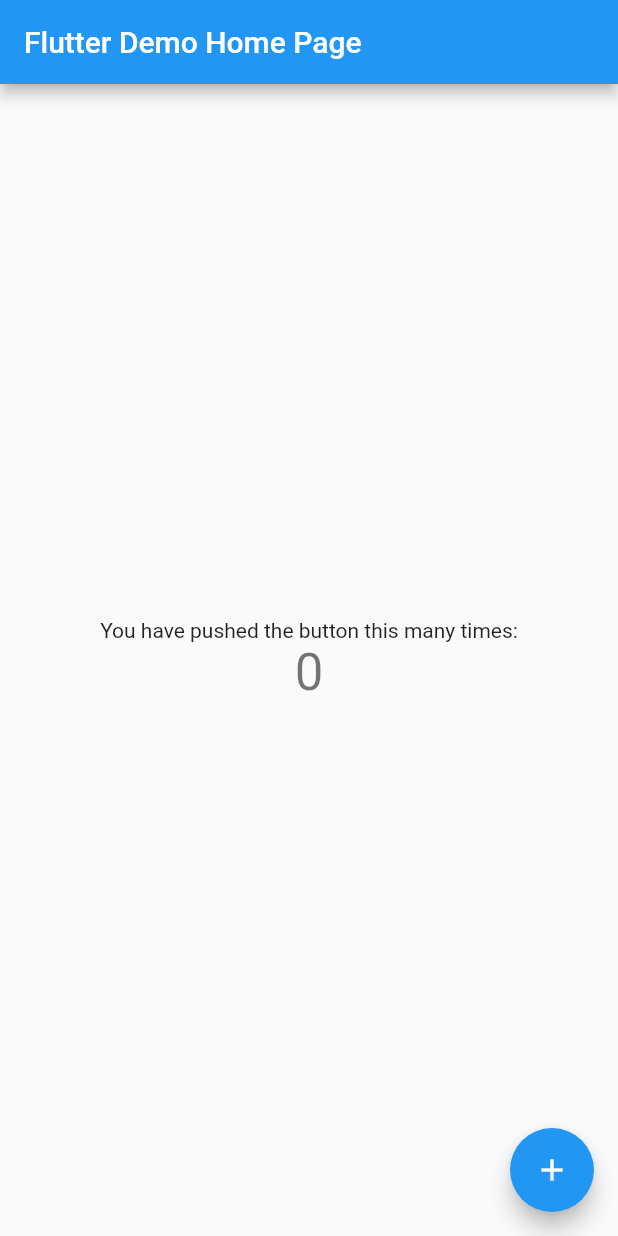
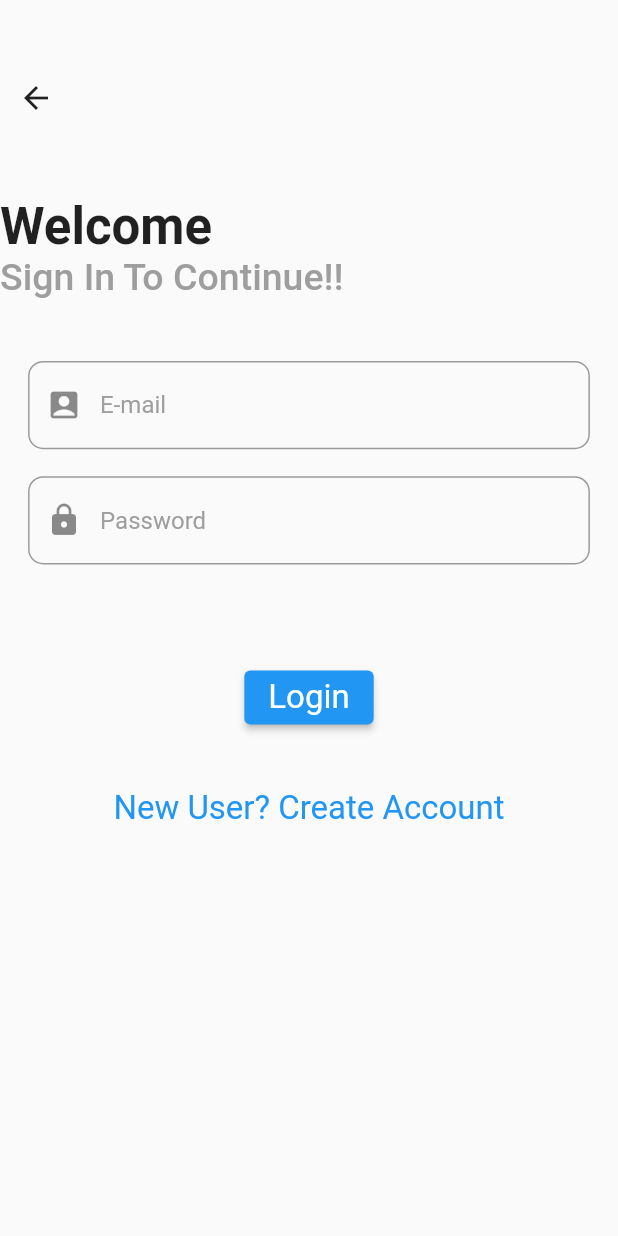
Before and after one commit to Chaitanya21-bit/flutter_chat_app, a Flutter app: the screen it shows after launch, on a phone screen of 412 x 824 dp. Run offline on Flutter 3.47's test engine with Material 2 defaults, Android fonts, the phone set to English and light mode, and no system bars; our stand-ins replace firebase_core, firebase_database; accounts and stored records are empty.

Commit message:
UI of login and signup

```diff
--- a/lib/main.dart
+++ b/lib/main.dart
@@ -1,6 +1,7 @@
 import 'package:firebase_core/firebase_core.dart';
 import 'package:flutter/material.dart';
 import 'package:firebase_database/firebase_database.dart';
+import 'package:flutter_chat_app/screens/login_screen.dart';
 import 'firebase_options.dart';
 
 Future<void> main() async {
@@ -9,114 +10,14 @@ Future<void> main() async {
 
   runApp(const MyApp());
 }
+class MyApp extends StatelessWidget {
+  const MyApp({Key? key}) : super(key: key);
 
-
-class MyApp extends StatelessWidget {
-  const MyApp({super.key});
-
-  // This widget is the root of your application.
   @override
   Widget build(BuildContext context) {
-    return MaterialApp(
-      title: 'Flutter Demo',
-      theme: ThemeData(
-        // This is the theme of your application.
-        //
-        // Try running your application with "flutter run". You'll see the
-        // application has a blue toolbar. Then, without quitting the app, try
-        // changing the primarySwatch below to Colors.green and then invoke
-        // "hot reload" (press "r" in the console where you ran "flutter run",
-        // or simply save your changes to "hot reload" in a Flutter IDE).
-        // Notice that the counter didn't reset back to zero; the application
-        // is not restarted.
-        primarySwatch: Colors.blue,
-      ),
-      home: const MyHomePage(title: 'Flutter Demo Home Page'),
+    return const MaterialApp(
+      debugShowCheckedModeBanner: false,
+      home: LoginScreen(),
     );
   }
 }
-
-class MyHomePage extends StatefulWidget {
-  const MyHomePage({super.key, required this.title});
-
-  // This widget is the home page of your application. It is stateful, meaning
-  // that it has a State object (defined below) that contains fields that affect
-  // how it looks.
-
-  // This class is the configuration for the state. It holds the values (in this
-  // case the title) provided by the parent (in this case the App widget) and
-  // used by the build method of the State. Fields in a Widget subclass are
-  // always marked "final".
-
-  final String title;
-
-  @override
-  State<MyHomePage> createState() => _MyHomePageState();
-}
-
-class _MyHomePageState extends State<MyHomePage> {
-  int _counter = 0;
-  FirebaseDatabase database = FirebaseDatabase.instance;
-  void _incrementCounter() {
-    setState(() {
-      // This call to setState tells the Flutter framework that something has
-      // changed in this State, which causes it to rerun the build method below
-      // so that the display can reflect the updated values. If we changed
-      // _counter without calling setState(), then the build method would not be
-      // called again, and so nothing would appear to happen.
-      _counter++;
-    });
-  }
-
-  @override
-  Widget build(BuildContext context) {
-    // This method is rerun every time setState is called, for instance as done
-    // by the _incrementCounter method above.
-    //
-    // The Flutter framework has been optimized to make rerunning build methods
-    // fast, so that you can just rebuild anything that needs updating rather
-    // than having to individually change instances of widgets.
-    return Scaffold(
-      appBar: AppBar(
-        // Here we take the value from the MyHomePage object that was created by
-        // the App.build method, and use it to set our appbar title.
-        title: Text(widget.title),
-      ),
-      body: Center(
-        // Center is a layout widget. It takes a single child and positions it
-        // in the middle of the parent.
-        child: Column(
-          // Column is also a layout widget. It takes a list of children and
-          // arranges them vertically. By default, it sizes itself to fit its
-          // children horizontally, and tries to be as tall as its parent.
-          //
-          // Invoke "debug painting" (press "p" in the console, choose the
-          // "Toggle Debug Paint" action from the Flutter Inspector in Android
-          // Studio, or the "Toggle Debug Paint" command in Visual Studio Code)
-          // to see the wireframe for each widget.
-          //
-          // Column has various properties to control how it sizes itself and
-          // how it positions its children. Here we use mainAxisAlignment to
-          // center the children vertically; the main axis here is the vertical
-          // axis because Columns are vertical (the cross axis would be
-          // horizontal).
-          mainAxisAlignment: MainAxisAlignment.center,
-          children: <Widget>[
-            const Text(
-              'You have pushed the button this many times:',
-            ),
-            Text(
-              '$_counter',
-              style: Theme.of(context).textTheme.headline4,
-            ),
-          ],
-        ),
-      ),
-      floatingActionButton: FloatingActionButton(
-        onPressed: _incrementCounter,
-        tooltip: 'Increment',
-        child: const Icon(Icons.add),
-      ), // This trailing comma makes auto-formatting nicer for build methods.
-    );
-  }
-}
--- /dev/null
+++ b/lib/screens/login_screen.dart
@@ -0,0 +1,98 @@
+import 'package:flutter/material.dart';
+import 'package:flutter_chat_app/screens/signup_screen.dart';
+import 'package:flutter_chat_app/widgets/custom_button.dart';
+import 'package:flutter_chat_app/widgets/field.dart';
+
+class LoginScreen extends StatefulWidget {
+  const LoginScreen({Key? key}) : super(key: key);
+
+  @override
+  State<LoginScreen> createState() => _LoginScreenState();
+}
+
+class _LoginScreenState extends State<LoginScreen> {
+  @override
+  Widget build(BuildContext context) {
+    final size = MediaQuery.of(context).size;
+    final TextEditingController email = TextEditingController();
+    final TextEditingController password = TextEditingController();
+    return Scaffold(
+      body: ListView(
+        children: [
+          SizedBox(
+            height: size.height / 20,
+          ),
+          Container(
+              alignment: Alignment.centerLeft,
+              width: size.width / 1.2,
+              child: IconButton(
+                icon: const Icon(Icons.arrow_back),
+                onPressed: () {},
+              )),
+          SizedBox(
+            height: size.height / 20,
+          ),
+          SizedBox(
+            width: size.width / 1.3,
+            child: const Text(
+              "Welcome",
+              style: TextStyle(fontWeight: FontWeight.bold, fontSize: 34),
+            ),
+          ),
+          SizedBox(
+            width: size.width / 1.3,
+            child: const Text(
+              "Sign In To Continue!!",
+              style: TextStyle(
+                  color: Colors.grey,
+                  fontSize: 25,
+                  fontWeight: FontWeight.w500),
+            ),
+          ),
+          SizedBox(
+            height: size.height / 20,
+          ),
+          Container(
+            width: size.width,
+            alignment: Alignment.center,
+            child: field(size, "E-mail", Icons.account_box, email),
+          ),
+          Padding(
+            padding: const EdgeInsets.symmetric(vertical: 18),
+            child: Container(
+              width: size.width,
+              alignment: Alignment.center,
+              child: field(size, "Password", Icons.lock, password),
+            ),
+          ),
+          SizedBox(
+            height: size.height / 20,
+          ),
+          SizedBox(
+            child: customButton(size, "Login"),
+          ),
+          SizedBox(
+            height: size.height / 40,
+          ),
+          SizedBox(
+            child: TextButton(
+              onPressed: () {
+                Navigator.push(
+                  context,
+                  MaterialPageRoute(builder: (context) => const SignUpScreen()),
+                );
+              },
+              child: const Text(
+                "New User? Create Account",
+                style: TextStyle(
+                    fontWeight: FontWeight.normal,
+                    fontSize: 22,
+                    color: Colors.blue),
+              ),
+            ),
+          )
+        ],
+      ),
+    );
+  }
+}
--- /dev/null
+++ b/lib/widgets/custom_button.dart
@@ -0,0 +1,19 @@
+import 'package:flutter/material.dart';
+
+Widget customButton(Size size, String text) {
+  return Container(
+    height: size.height / 14,
+    width: size.width / 5,
+    alignment: Alignment.center,
+    child: ElevatedButton(
+      onPressed: () {},
+      child: Text(
+        text,
+        style: const TextStyle(
+          fontWeight: FontWeight.normal,
+          fontSize: 22,
+        ),
+      ),
+    ),
+  );
+}
--- /dev/null
+++ b/lib/widgets/field.dart
@@ -0,0 +1,17 @@
+import 'package:flutter/material.dart';
+
+Widget field(Size size, String hintText, IconData icon,
+    TextEditingController controller) {
+  return SizedBox(
+    height: size.height / 14,
+    width: size.width / 1.1,
+    child: TextField(
+      controller: controller,
+      decoration: InputDecoration(
+          prefixIcon: Icon(icon),
+          hintText: hintText,
+          hintStyle: const TextStyle(color: Colors.grey),
+          border: OutlineInputBorder(borderRadius: BorderRadius.circular(10))),
+    ),
+  );
+}
```
Also changed, not shown: lib/screens/signup_screen.dart (added, +118 -0 lines).
